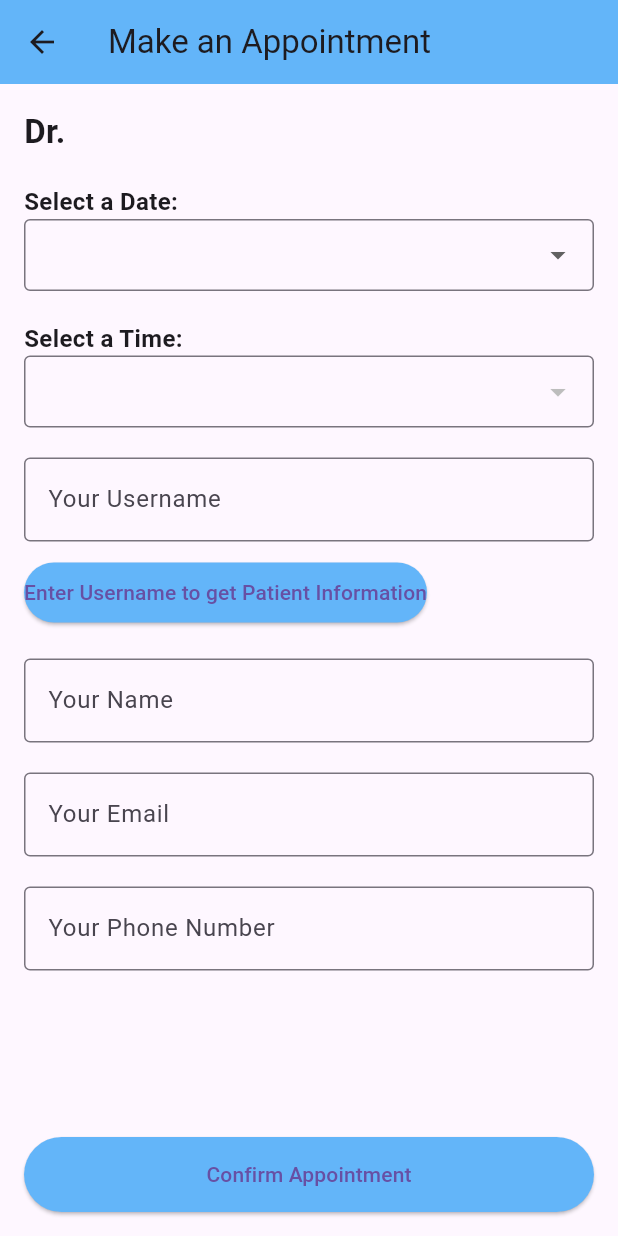
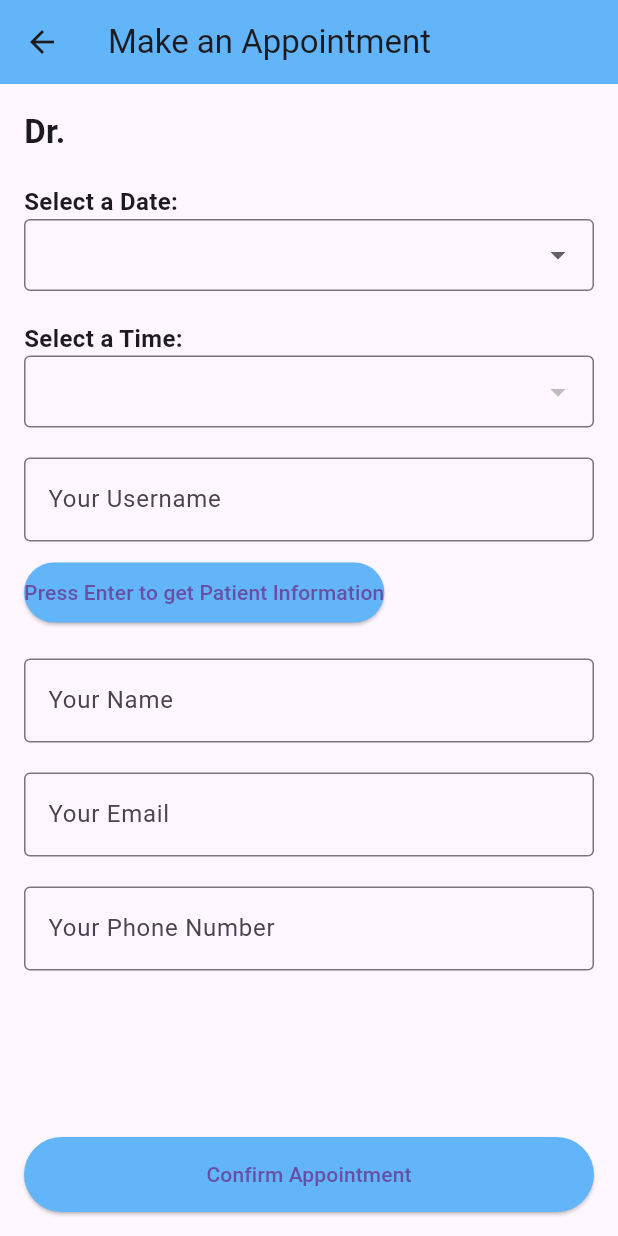
Before and after one commit to Tamasha-Ab/Software-mobile-app, a Flutter app: the MakingTheAppointmentPage screen opened directly with empty values, on a phone screen of 412 x 824 dp. Run offline on Flutter 3.47's test engine with Material 3 defaults, Android fonts, the phone set to English and light mode, and no system bars; our stand-ins replace shared_preferences; accounts and stored records are empty; network calls fail.

Commit message:
enter button

```diff
--- a/medical_clinic_app/lib/making_the_appointment.dart
+++ b/medical_clinic_app/lib/making_the_appointment.dart
@@ -165,7 +165,7 @@ class _MakingTheAppointmentPageState extends State<MakingTheAppointmentPage> {
                   padding: const EdgeInsets.symmetric(vertical: 10),
                   backgroundColor: const Color.fromARGB(255, 99, 181, 249),
                 ),
-                child: const Text('Enter Username to get Patient Information'),
+                child: const Text('Press Enter to get Patient Information'),
               ),
               const SizedBox(height: 20),
               TextFormField(
```
